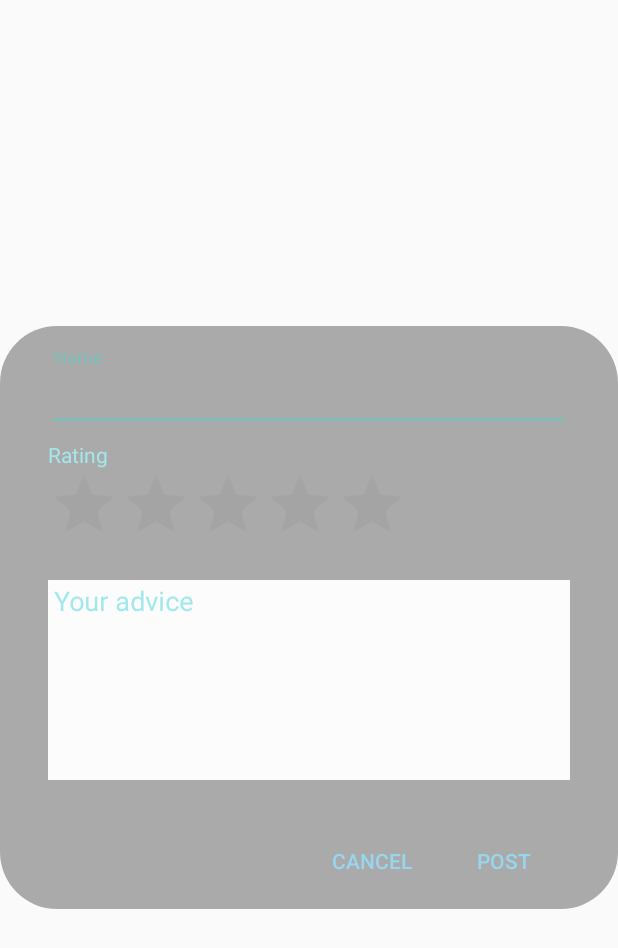
After one commit to alexanderyellow/Yellow, an Android app: the layout dialog_create_advice.xml on its own in the app's theme, with its tools: preview values and no code run, on a phone screen of 412 x 824 dp. The commit adds this screen. Shown: the top 948 px of the screen. Run offline under Robolectric (Android 15) with nearby library versions, the phone set to English and light mode, and no system bars.

Commit message:
Advice dialog

```diff
--- a/Advice/app/src/main/AndroidManifest.xml
+++ b/Advice/app/src/main/AndroidManifest.xml
@@ -60,7 +60,7 @@
             android:name="com.facebook.sdk.ApplicationName"
             android:value="@string/facebook_app_name" />
         <activity
-            android:name=".activities.AdviceActivity"
+            android:name=".activities.main.AdviceActivity"
             android:label="@string/title_activity_advice"
             android:theme="@style/NoActionBarTheme"/>
         <activity
--- a/Advice/app/src/main/java/com/yellow/adviceby/activities/SplashScreenActivity.java
+++ b/Advice/app/src/main/java/com/yellow/adviceby/activities/SplashScreenActivity.java
@@ -8,6 +8,7 @@ import android.util.Log;
 
 import com.yellow.adviceby.R;
 import com.yellow.adviceby.activities.login.LoginActivity;
+import com.yellow.adviceby.activities.main.AdviceActivity;
 import com.yellow.adviceby.db.DBUserHandler;
 import com.yellow.adviceby.model.User;
 
--- a/Advice/app/src/main/java/com/yellow/adviceby/activities/login/LoginActivity.java
+++ b/Advice/app/src/main/java/com/yellow/adviceby/activities/login/LoginActivity.java
@@ -11,7 +11,7 @@ import android.widget.Button;
 import android.widget.LinearLayout;
 
 import com.yellow.adviceby.R;
-import com.yellow.adviceby.activities.AdviceActivity;
+import com.yellow.adviceby.activities.main.AdviceActivity;
 import com.yellow.adviceby.db.DBUserHandler;
 import com.yellow.adviceby.model.User;
 
--- /dev/null
+++ b/Advice/app/src/main/res/drawable/create_advice_dialog.xml
@@ -0,0 +1,6 @@
+<?xml version="1.0" encoding="utf-8"?>
+<shape xmlns:android="http://schemas.android.com/apk/res/android"
+    android:shape="rectangle">
+    <corners android:radius="38dp" />
+    <solid android:color="@color/advice_dialog" />
+</shape>
--- /dev/null
+++ b/Advice/app/src/main/res/layout/dialog_create_advice.xml
@@ -0,0 +1,109 @@
+<?xml version="1.0" encoding="utf-8"?>
+<RelativeLayout
+    xmlns:android="http://schemas.android.com/apk/res/android"
+    android:id="@+id/advice_dialog"
+    android:layout_width="wrap_content"
+    android:layout_height="wrap_content"
+    android:layout_gravity="center"
+    android:background="@drawable/create_advice_dialog"
+    android:paddingBottom="8dp"
+    android:paddingLeft="32dp"
+    android:paddingRight="32dp"
+    android:paddingTop="8dp"
+    android:alpha="0.5"
+    android:windowSoftInputMode="stateVisible|adjustResize">
+
+    <android.support.design.widget.TextInputLayout
+        android:id="@+id/input_layout_name"
+        android:layout_width="match_parent"
+        android:layout_height="wrap_content"
+        android:layout_marginBottom="6dp"
+        android:layout_marginTop="6dp"
+        android:textColorHint="@color/advice_hint">
+
+        <EditText
+            android:id="@+id/name"
+            android:layout_width="match_parent"
+            android:layout_height="wrap_content"
+            android:focusableInTouchMode="true"
+            android:hint="@string/advice_name"
+            android:inputType="textEmailAddress" />
+    </android.support.design.widget.TextInputLayout>
+
+    <LinearLayout
+        android:id="@+id/rating_layout"
+        android:layout_width="wrap_content"
+        android:layout_height="wrap_content"
+        android:layout_below="@id/input_layout_name"
+        android:orientation="vertical" >
+
+        <TextView
+            android:layout_width="wrap_content"
+            android:layout_height="wrap_content"
+            android:text="@string/advice_rating"
+            android:textColor="@color/advice_hint"
+            />
+
+        <android.support.v7.widget.AppCompatRatingBar
+            android:id="@+id/ratingBar"
+            android:layout_width="wrap_content"
+            android:layout_height="wrap_content"
+            android:numStars="5"
+            style="?android:attr/ratingBarStyle" />
+
+    </LinearLayout>
+
+    <android.support.design.widget.TextInputLayout
+        android:id="@+id/input_layout_advice"
+        android:layout_width="match_parent"
+        android:layout_height="wrap_content"
+        android:layout_marginBottom="24dp"
+        android:layout_below="@id/rating_layout"
+        android:textColorHint="@color/advice_hint">
+
+        <EditText
+            android:id="@+id/advice"
+            android:layout_width="match_parent"
+            android:layout_height="wrap_content"
+            android:padding="4dp"
+            android:background="@android:color/white"
+            android:fontFamily="sans-serif"
+            android:gravity="top|left"
+            android:hint="@string/advice_body"
+            android:translationY="6dp"
+            android:layout_marginBottom="6dp"
+            android:textColor="@android:color/black"
+            android:inputType="textMultiLine"
+            android:lines="8"
+            android:maxLines="10"
+            android:minLines="6"
+            android:scrollbars="vertical" />
+    </android.support.design.widget.TextInputLayout>
+
+    <LinearLayout
+        android:layout_width="match_parent"
+        android:layout_height="wrap_content"
+        android:gravity="right"
+        android:orientation="horizontal"
+        android:layout_below="@id/input_layout_advice">
+
+        <Button
+            android:id="@+id/cancel"
+            style="?android:attr/borderlessButtonStyle"
+            android:layout_width="wrap_content"
+            android:layout_height="wrap_content"
+            android:background="@android:color/transparent"
+            android:text="@string/advice_cancel"
+            android:textColor="@android:color/holo_blue_light" />
+
+        <Button
+            android:id="@+id/post"
+            style="?android:attr/borderlessButtonStyle"
+            android:layout_width="wrap_content"
+            android:layout_height="wrap_content"
+            android:background="@android:color/transparent"
+            android:text="@string/advice_post"
+            android:textColor="@android:color/holo_blue_light" />
+
+    </LinearLayout>
+</RelativeLayout>
--- a/Advice/app/src/main/res/menu/menu_main.xml
+++ b/Advice/app/src/main/res/menu/menu_main.xml
@@ -1,7 +1,7 @@
 <menu xmlns:android="http://schemas.android.com/apk/res/android"
     xmlns:app="http://schemas.android.com/apk/res-auto"
     xmlns:tools="http://schemas.android.com/tools"
-    tools:context="com.yellow.adviceby.activities.AdviceActivity">
+    tools:context="com.yellow.adviceby.activities.main.AdviceActivity">
     <item
         android:id="@+id/action_settings"
         android:orderInCategory="100"
--- a/Advice/app/src/main/res/values/colors.xml
+++ b/Advice/app/src/main/res/values/colors.xml
@@ -7,4 +7,7 @@
     <color name="header">#a6000000</color>
     <color name="navigation_background">#a4ffd339</color>
     <color name="dialog">#ffd339</color>
+    <color name="advice_dialog">#a3000000</color>
+    <color name="advice_hint">#48d7dd</color>
+    <color name="rating_star">#fff412</color>
 </resources>
--- /dev/null
+++ b/Advice/app/src/main/res/values/string_activity_advice.xml
@@ -0,0 +1,9 @@
+<resources>
+    <string name="advice_name">Name</string>
+    <string name="advice_rating">Rating</string>
+    <string name="advice_body">Your advice</string>
+    <string name="advice_cancel">Cancel</string>
+    <string name="advice_post">Post</string>
+    <string name="err_msg_name">Enter the name</string>
+    <string name="err_msg_advice">Enter the advice</string>
+</resources>
--- a/Advice/app/src/main/res/values/strings_activity_login.xml
+++ b/Advice/app/src/main/res/values/strings_activity_login.xml
@@ -16,4 +16,6 @@
     <string name="cancel">Cancel</string>
     <string name="err_msg_email">Enter valid email address</string>
     <string name="err_msg_password">Enter the password</string>
+    <string name="input_email">Email</string>
+    <string name="input_password">Password</string>
 </resources>
```
Also changed, not shown: Advice/app/src/main/java/com/yellow/adviceby/activities/main/AdviceActivity.java (renamed from Advice/app/src/main/java/com/yellow/adviceby/activities/AdviceActivity.java, +14 -2 lines), Advice/app/src/main/java/com/yellow/adviceby/activities/main/CreateAdviceDialog.java (added, +156 -0 lines), Advice/app/src/main/res/layout/activity_advice.xml (+6 -5 lines), Advice/app/src/main/res/layout/activity_login_dialog.xml (+8 -4 lines), Advice/app/src/main/res/layout/dialog_signin.xml (deleted, +0 -33 lines), Advice/app/src/main/res/drawable-hdpi/ic_add_white.png (added), Advice/app/src/main/res/drawable-mdpi/ic_add_white.png (added), Advice/app/src/main/res/drawable-xhdpi/ic_add_white.png (added).
